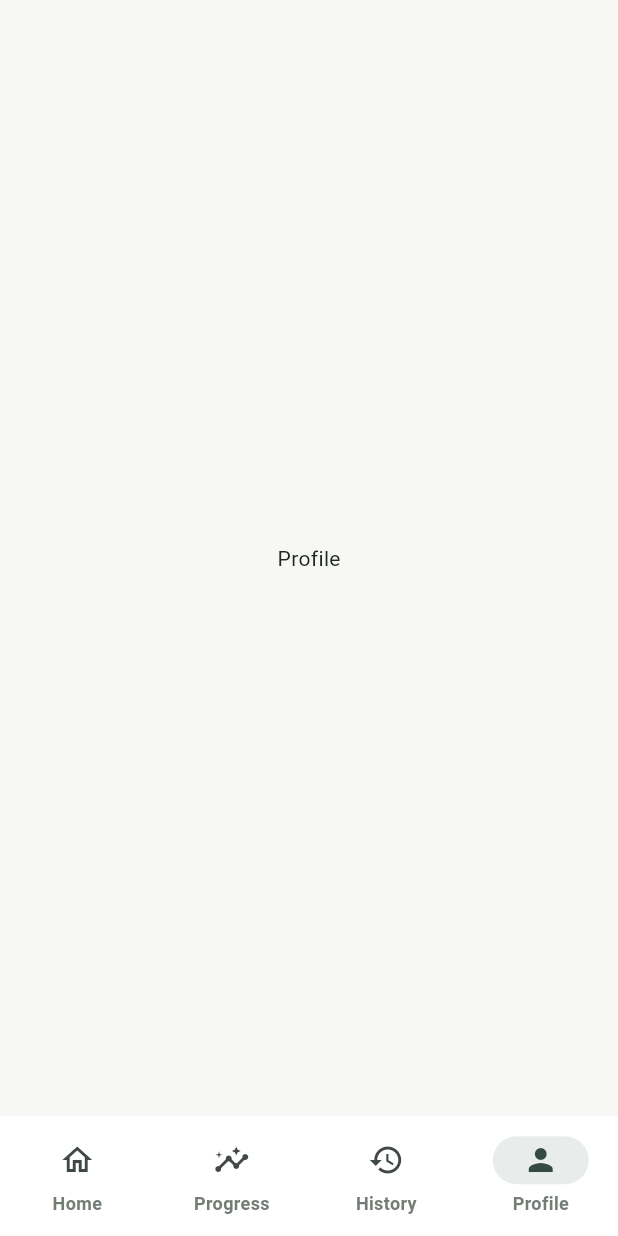
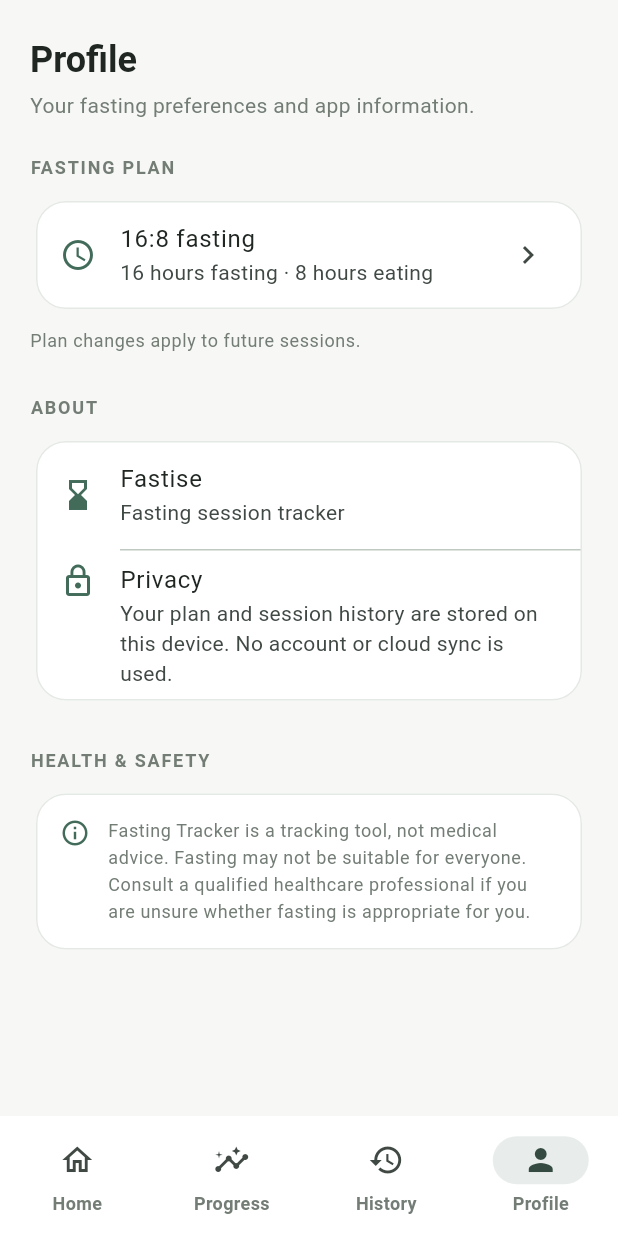
Before and after one commit to MuhammadHideaki-Isd/Fastise, a Flutter app: the screen it shows after launch, item 4 of the bottom bar chosen, on a phone screen of 412 x 824 dp. Run offline on Flutter 3.47's test engine with Material 3 defaults, Android fonts, the phone set to English and light mode, and no system bars; our stand-ins replace shared_preferences.

Commit message:
Profile and Setting

```diff
--- a/lib/app/app.dart
+++ b/lib/app/app.dart
@@ -277,7 +277,11 @@ class _AppShellState extends State<AppShell> {
       ),
       ProgressScreen(sessions: _sessionState.completedSessions),
       HistoryScreen(sessions: _sessionState.completedSessions),
-      const ProfileScreen(),
+      ProfileScreen(
+        selectedPlan: _selectedPlan,
+        hasActiveSession: _sessionState.activeSession != null,
+        onEditPlan: _openPlanSelection,
+      ),
     ];
 
     return Scaffold(
--- a/lib/features/profile/presentation/profile_screen.dart
+++ b/lib/features/profile/presentation/profile_screen.dart
@@ -1,10 +1,158 @@
 import 'package:flutter/material.dart';
 
+import '../../../app/theme/app_colors.dart';
+import '../../fasting/domain/fasting_plan.dart';
+
 class ProfileScreen extends StatelessWidget {
-  const ProfileScreen({super.key});
+  const ProfileScreen({
+    super.key,
+    required this.selectedPlan,
+    required this.hasActiveSession,
+    required this.onEditPlan,
+  });
+
+  final FastingPlan selectedPlan;
+  final bool hasActiveSession;
+  final VoidCallback onEditPlan;
 
   @override
   Widget build(BuildContext context) {
-    return const Center(child: Text('Profile'));
+    final theme = Theme.of(context);
+
+    return SafeArea(
+      child: CustomScrollView(
+        slivers: [
+          SliverPadding(
+            padding: const EdgeInsets.fromLTRB(20, 24, 20, 28),
+            sliver: SliverList(
+              delegate: SliverChildListDelegate([
+                Text(
+                  'Profile',
+                  style: theme.textTheme.headlineSmall?.copyWith(
+                    fontWeight: FontWeight.w700,
+                  ),
+                ),
+                const SizedBox(height: 4),
+                Text(
+                  'Your fasting preferences and app information.',
+                  style: theme.textTheme.bodyMedium?.copyWith(
+                    color: AppColors.textSecondary,
+                  ),
+                ),
+                const SizedBox(height: 24),
+                _SectionLabel(label: 'FASTING PLAN'),
+                const SizedBox(height: 10),
+                Card(
+                  child: ListTile(
+                    leading: const Icon(
+                      Icons.schedule,
+                      color: AppColors.primary,
+                    ),
+                    title: Text('${selectedPlan.label} fasting'),
+                    subtitle: Text(
+                      '${selectedPlan.fastingHours} hours fasting · '
+                      '${selectedPlan.eatingHours} hours eating',
+                    ),
+                    trailing: const Icon(Icons.chevron_right),
+                    onTap: onEditPlan,
+                  ),
+                ),
+                const SizedBox(height: 8),
+                Text(
+                  hasActiveSession
+                      ? 'Plan changes apply to future sessions. Your active '
+                            'session keeps its original plan.'
+                      : 'Plan changes apply to future sessions.',
+                  style: theme.textTheme.bodySmall?.copyWith(
+                    color: AppColors.textSecondary,
+                    height: 1.5,
+                  ),
+                ),
+                const SizedBox(height: 28),
+                _SectionLabel(label: 'ABOUT'),
+                const SizedBox(height: 10),
+                Card(
+                  child: Column(
+                    children: [
+                      const ListTile(
+                        leading: Icon(
+                          Icons.hourglass_bottom,
+                          color: AppColors.primary,
+                        ),
+                        title: Text('Fastise'),
+                        subtitle: Text('Fasting session tracker'),
+                      ),
+                      const Divider(height: 1, indent: 56),
+                      ListTile(
+                        leading: const Icon(
+                          Icons.lock_outline,
+                          color: AppColors.primary,
+                        ),
+                        title: const Text('Privacy'),
+                        subtitle: const Text(
+                          'Your plan and session history are stored on this '
+                          'device. No account or cloud sync is used.',
+                        ),
+                        isThreeLine: true,
+                      ),
+                    ],
+                  ),
+                ),
+                const SizedBox(height: 28),
+                _SectionLabel(label: 'HEALTH & SAFETY'),
+                const SizedBox(height: 10),
+                Card(
+                  child: Padding(
+                    padding: const EdgeInsets.all(16),
+                    child: Row(
+                      crossAxisAlignment: CrossAxisAlignment.start,
+                      children: [
+                        const Icon(
+                          Icons.info_outline,
+                          size: 20,
+                          color: AppColors.primary,
+                        ),
+                        const SizedBox(width: 12),
+                        Expanded(
+                          child: Text(
+                            'Fasting Tracker is a tracking tool, not medical '
+                            'advice. Fasting may not be suitable for everyone. '
+                            'Consult a qualified healthcare professional if '
+                            'you are unsure whether fasting is appropriate for '
+                            'you.',
+                            style: theme.textTheme.bodySmall?.copyWith(
+                              color: AppColors.textSecondary,
+                              height: 1.5,
+                            ),
+                          ),
+                        ),
+                      ],
+                    ),
+                  ),
+                ),
+              ]),
+            ),
+          ),
+        ],
+      ),
+    );
   }
 }
+
+class _SectionLabel extends StatelessWidget {
+  const _SectionLabel({required this.label});
+
+  final String label;
+
+  @override
+  Widget build(BuildContext context) {
+    return Text(
+      label,
+      style: Theme.of(context).textTheme.labelMedium?.copyWith(
+        color: AppColors.textSecondary,
+        fontWeight: FontWeight.w700,
+        letterSpacing: 1.2,
+      ),
+    );
+  }
+}
```
Also changed, not shown: 1 other file.
